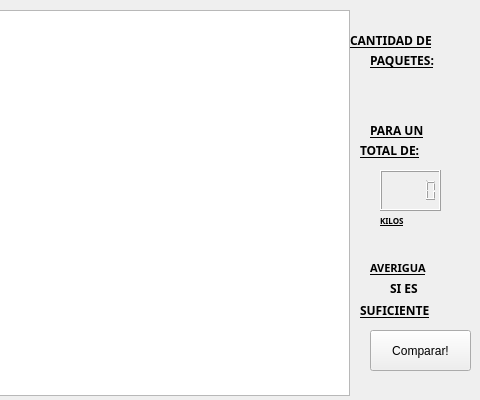
This is Pulley_Town/polea_ventana.ui in valentinaboterov/ProyectoFinal as Qt 5 draws it before an edit; both pictures show x 260 to 740 and y 0 to 400 of the 740 by 400 pixel window. The edited form follows.
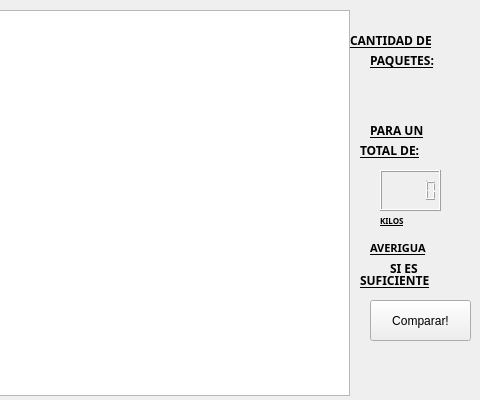
This is the edited form.

What changed in the file:
```diff
--- a/Pulley_Town/polea_ventana.ui
+++ b/Pulley_Town/polea_ventana.ui
@@ -66,7 +66,7 @@
    <property name="geometry">
     <rect>
      <x>630</x>
-     <y>330</y>
+     <y>300</y>
      <width>101</width>
      <height>41</height>
     </rect>
@@ -226,7 +226,7 @@
    <property name="geometry">
     <rect>
      <x>650</x>
-     <y>280</y>
+     <y>260</y>
      <width>81</width>
      <height>16</height>
     </rect>
@@ -247,7 +247,7 @@
    <property name="geometry">
     <rect>
      <x>620</x>
-     <y>300</y>
+     <y>270</y>
      <width>121</width>
      <height>20</height>
     </rect>
@@ -268,7 +268,7 @@
    <property name="geometry">
     <rect>
      <x>630</x>
-     <y>260</y>
+     <y>240</y>
      <width>91</width>
      <height>16</height>
     </rect>
@@ -286,6 +286,23 @@
     <string>AVERIGUA</string>
    </property>
   </widget>
+  <widget class="QLabel" name="mesaje">
+   <property name="geometry">
+    <rect>
+     <x>620</x>
+     <y>360</y>
+     <width>101</width>
+     <height>31</height>
+    </rect>
+   </property>
+   <property name="styleSheet">
+    <string notr="true">font: 8pt &quot;8514oem&quot;;
+color: rgb(0, 0, 0);</string>
+   </property>
+   <property name="text">
+    <string/>
+   </property>
+  </widget>
  </widget>
  <resources/>
  <connections/>
```
